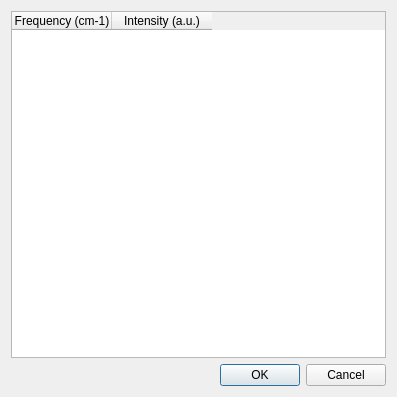
Old version of the form libavogadro/src/extensions/vibrationdialog.ui in the repository cryos/avogadro.
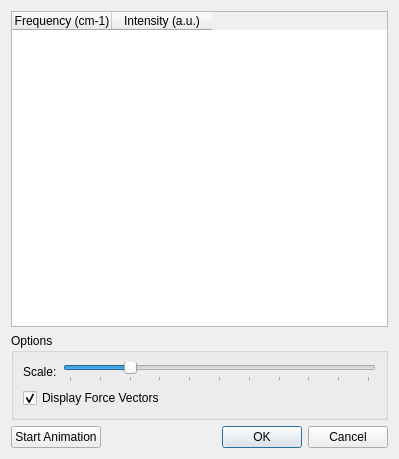
New version of the form.

Commit message: First pass at signals/slots for animations and other options.

The edit to the form file:
```diff
--- a/libavogadro/src/extensions/vibrationdialog.ui
+++ b/libavogadro/src/extensions/vibrationdialog.ui
@@ -5,14 +5,14 @@
    <rect>
     <x>0</x>
     <y>0</y>
-    <width>397</width>
-    <height>397</height>
+    <width>399</width>
+    <height>459</height>
    </rect>
   </property>
   <property name="windowTitle" >
    <string>Molecular Vibrations</string>
   </property>
-  <layout class="QVBoxLayout" name="verticalLayout" >
+  <layout class="QVBoxLayout" name="verticalLayout_2" >
    <item>
     <widget class="QTableWidget" name="vibrationTable" >
      <property name="horizontalScrollBarPolicy" >
@@ -52,15 +52,75 @@
     </widget>
    </item>
    <item>
-    <widget class="QDialogButtonBox" name="buttonBox" >
-     <property name="orientation" >
-      <enum>Qt::Horizontal</enum>
+    <widget class="QGroupBox" name="groupBox" >
+     <property name="title" >
+      <string>Options</string>
      </property>
-     <property name="standardButtons" >
-      <set>QDialogButtonBox::Cancel|QDialogButtonBox::Ok</set>
-     </property>
+     <layout class="QVBoxLayout" name="verticalLayout" >
+      <item>
+       <layout class="QHBoxLayout" name="horizontalLayout_2" >
+        <item>
+         <widget class="QLabel" name="label" >
+          <property name="text" >
+           <string>Scale:</string>
+          </property>
+         </widget>
+        </item>
+        <item>
+         <widget class="QSlider" name="scaleSlider" >
+          <property name="maximum" >
+           <number>10</number>
+          </property>
+          <property name="value" >
+           <number>2</number>
+          </property>
+          <property name="orientation" >
+           <enum>Qt::Horizontal</enum>
+          </property>
+          <property name="tickPosition" >
+           <enum>QSlider::TicksBelow</enum>
+          </property>
+          <property name="tickInterval" >
+           <number>1</number>
+          </property>
+         </widget>
+        </item>
+       </layout>
+      </item>
+      <item>
+       <widget class="QCheckBox" name="displayForcesCheckBox" >
+        <property name="text" >
+         <string>Display Force Vectors</string>
+        </property>
+        <property name="checked" >
+         <bool>true</bool>
+        </property>
+       </widget>
+      </item>
+     </layout>
     </widget>
    </item>
+   <item>
+    <layout class="QHBoxLayout" name="horizontalLayout" >
+     <item>
+      <widget class="QPushButton" name="animationButton" >
+       <property name="text" >
+        <string>Start Animation</string>
+       </property>
+      </widget>
+     </item>
+     <item>
+      <widget class="QDialogButtonBox" name="buttonBox" >
+       <property name="orientation" >
+        <enum>Qt::Horizontal</enum>
+       </property>
+       <property name="standardButtons" >
+        <set>QDialogButtonBox::Cancel|QDialogButtonBox::Ok</set>
+       </property>
+      </widget>
+     </item>
+    </layout>
+   </item>
   </layout>
  </widget>
  <resources/>
```
The commit also changes 4 other files.
